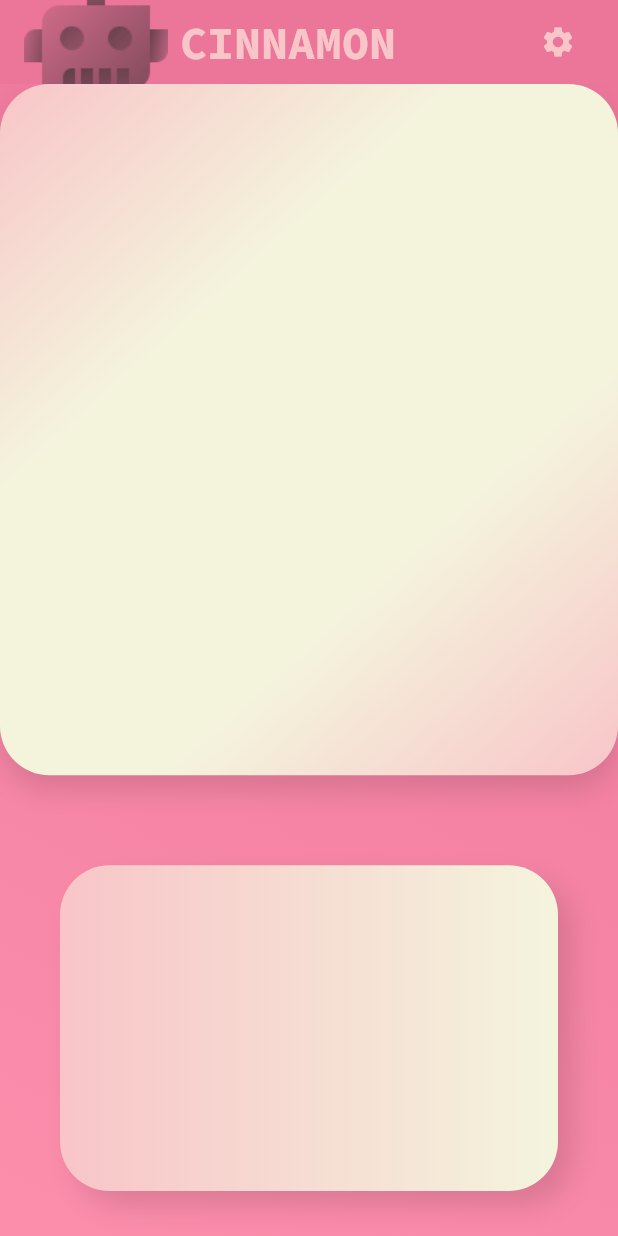
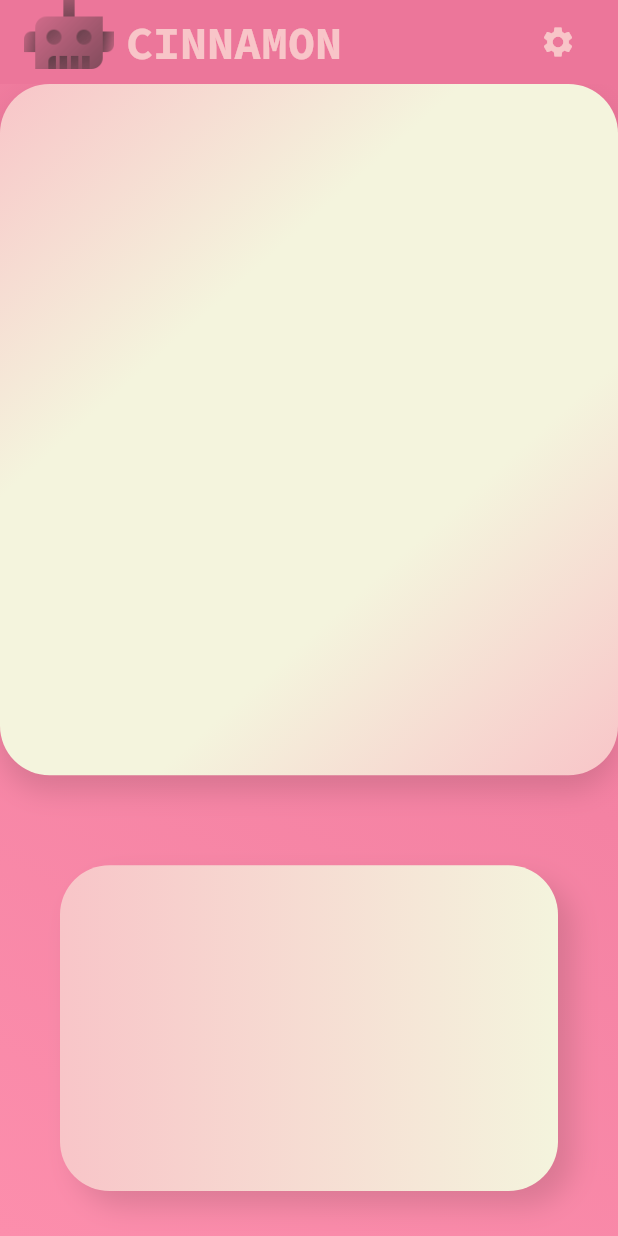
Before and after one commit to sxmbaka/cinnamon, a Flutter app: the screen it shows after launch, on a phone screen of 412 x 824 dp. Run offline on Flutter 3.47's test engine with Material 2 defaults, Android fonts, the phone set to English and light mode, and no system bars; our stand-ins replace google_fonts.

Commit message:
update appbar.dart

```diff
--- a/lib/widgets/appbar.dart
+++ b/lib/widgets/appbar.dart
@@ -27,6 +27,7 @@ class _CinnamonAppBarState extends State<CinnamonAppBar> {
             margin: const EdgeInsets.only(right: 8, bottom: 9),
             child: const Image(
               image: AssetImage('assets/images/icons8-bot-96.png'),
+              width: 60,
             ),
           ),
           Expanded(
```
